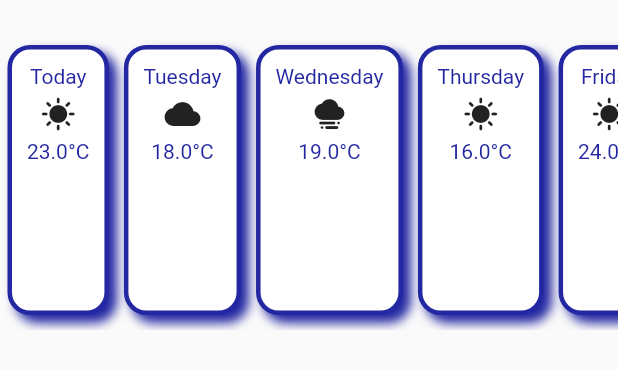
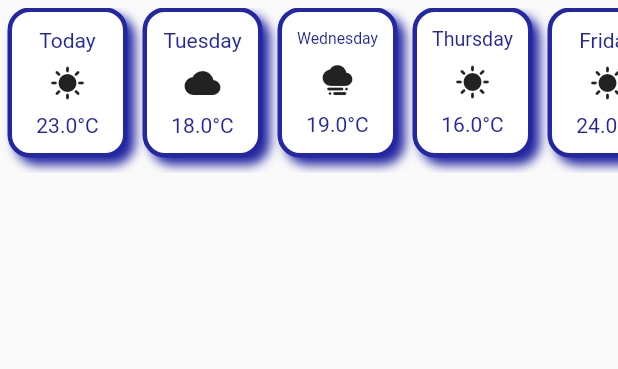
Before and after one commit to Przemas91M/weather_station_esp32, a Flutter app: the ForecastList widget shown alone on an empty page, opened directly, on a phone screen of 412 x 824 dp. Shown: the top 369 px of the screen. Run offline on Flutter 3.47's test engine with Material 2 defaults, Android fonts, the phone set to English and light mode, and no system bars; our stand-ins replace bloc, cloud_firestore, equatable, firebase_auth, firebase_core, flutter_bloc; accounts and stored records are empty.

```diff
--- a/lib/weather/widgets/forecast_card.dart
+++ b/lib/weather/widgets/forecast_card.dart
@@ -14,8 +14,9 @@ class ForecastCard extends StatelessWidget {
   @override
   Widget build(BuildContext context) {
     return Container(
-      margin: const EdgeInsets.symmetric(vertical: 10.0, horizontal: 5.0),
+      margin: const EdgeInsets.only(left: 5.0, bottom: 10.0, right: 5.0),
       padding: const EdgeInsets.all(10.0),
+      width: 80,
       decoration: BoxDecoration(
           color: Colors.white,
           border: Border.all(color: ColorPalette.midBlue, width: 3.0),
@@ -29,11 +30,12 @@ class ForecastCard extends StatelessWidget {
           ]),
       child: Column(
         crossAxisAlignment: CrossAxisAlignment.center,
+        mainAxisAlignment: MainAxisAlignment.spaceEvenly,
         children: [
-          Text(date),
-          const SizedBox(height: 5.0),
+          FittedBox(fit: BoxFit.scaleDown, child: Text(date)),
+          const SizedBox(height: 7.0),
           Icon(icon),
-          const SizedBox(height: 5.0),
+          const SizedBox(height: 7.0),
           Text('$temperature°C'),
         ],
       ),
--- a/lib/weather/widgets/forecast_list.dart
+++ b/lib/weather/widgets/forecast_list.dart
@@ -16,8 +16,8 @@ class ForecastList extends StatelessWidget {
     ];
 
     return Container(
-      margin: const EdgeInsets.symmetric(vertical: 20),
-      height: 200,
+      margin: const EdgeInsets.symmetric(vertical: 5),
+      height: 110,
       child: ListView(scrollDirection: Axis.horizontal, children: [
         ...weatherForecast
             .map((data) => ForecastCard(
```
Also changed, not shown: lib/weather/view/weather_main_page.dart (+22 -4 lines), lib/weather/widgets/station_readings.dart (added, +34 -0 lines).
